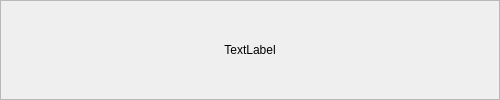
Qt form WidgetsModule/Notifier/topnotifierframe.ui (HowCanidothis/DevLib) before a commit.
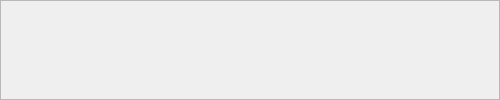
The same form after that commit.

Patch:
```diff
--- a/WidgetsModule/Notifier/topnotifierframe.ui
+++ b/WidgetsModule/Notifier/topnotifierframe.ui
@@ -86,7 +86,7 @@
           </size>
          </property>
          <property name="text">
-          <string>TextLabel</string>
+          <string/>
          </property>
          <property name="scaledContents">
           <bool>true</bool>
```
